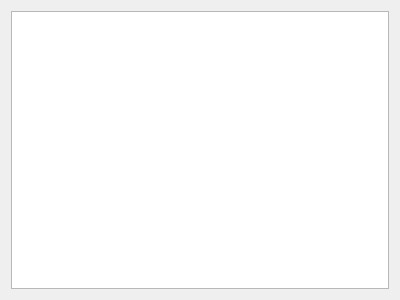
Before: the Qt Designer form ui/checklist.ui in jwjulien/bine, drawn with Qt 5.
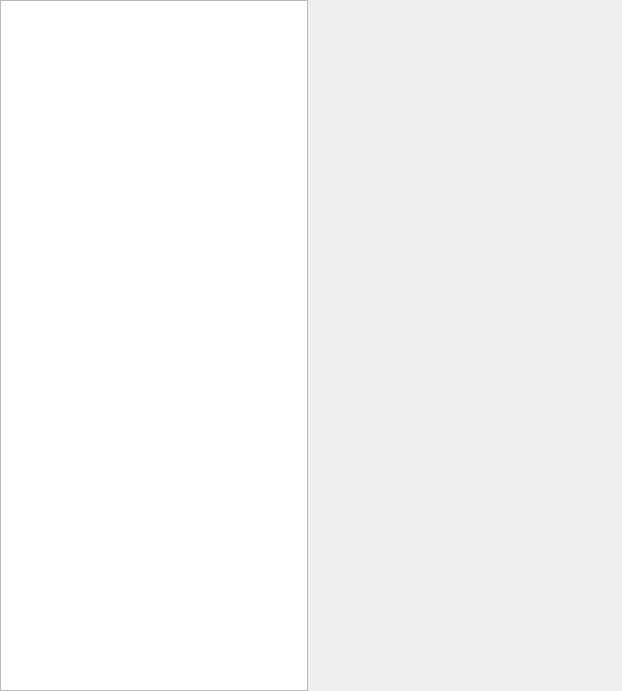
After: the same form once the commit is applied.

Commit message:
heavy rework to build custom widgets for lists and items with editing abilities
branch : bine

Patch:
```diff
--- a/ui/checklist.ui
+++ b/ui/checklist.ui
@@ -6,18 +6,43 @@
    <rect>
     <x>0</x>
     <y>0</y>
-    <width>400</width>
-    <height>300</height>
+    <width>622</width>
+    <height>691</height>
    </rect>
   </property>
   <property name="windowTitle">
    <string>Form</string>
   </property>
-  <layout class="QGridLayout" name="gridLayout">
-   <item row="0" column="0">
-    <widget class="QListWidget" name="list">
-     <property name="editTriggers">
-      <set>QAbstractItemView::DoubleClicked|QAbstractItemView::EditKeyPressed|QAbstractItemView::SelectedClicked</set>
+  <layout class="QHBoxLayout" name="horizontalLayout">
+   <property name="leftMargin">
+    <number>0</number>
+   </property>
+   <property name="topMargin">
+    <number>0</number>
+   </property>
+   <property name="rightMargin">
+    <number>0</number>
+   </property>
+   <property name="bottomMargin">
+    <number>0</number>
+   </property>
+   <item>
+    <widget class="QListWidget" name="items">
+     <property name="sizePolicy">
+      <sizepolicy hsizetype="Expanding" vsizetype="Expanding">
+       <horstretch>1</horstretch>
+       <verstretch>0</verstretch>
+      </sizepolicy>
+     </property>
+    </widget>
+   </item>
+   <item>
+    <widget class="QStackedWidget" name="children">
+     <property name="sizePolicy">
+      <sizepolicy hsizetype="Preferred" vsizetype="Preferred">
+       <horstretch>1</horstretch>
+       <verstretch>0</verstretch>
+      </sizepolicy>
      </property>
     </widget>
    </item>
```
The commit also changes 18 other files.
